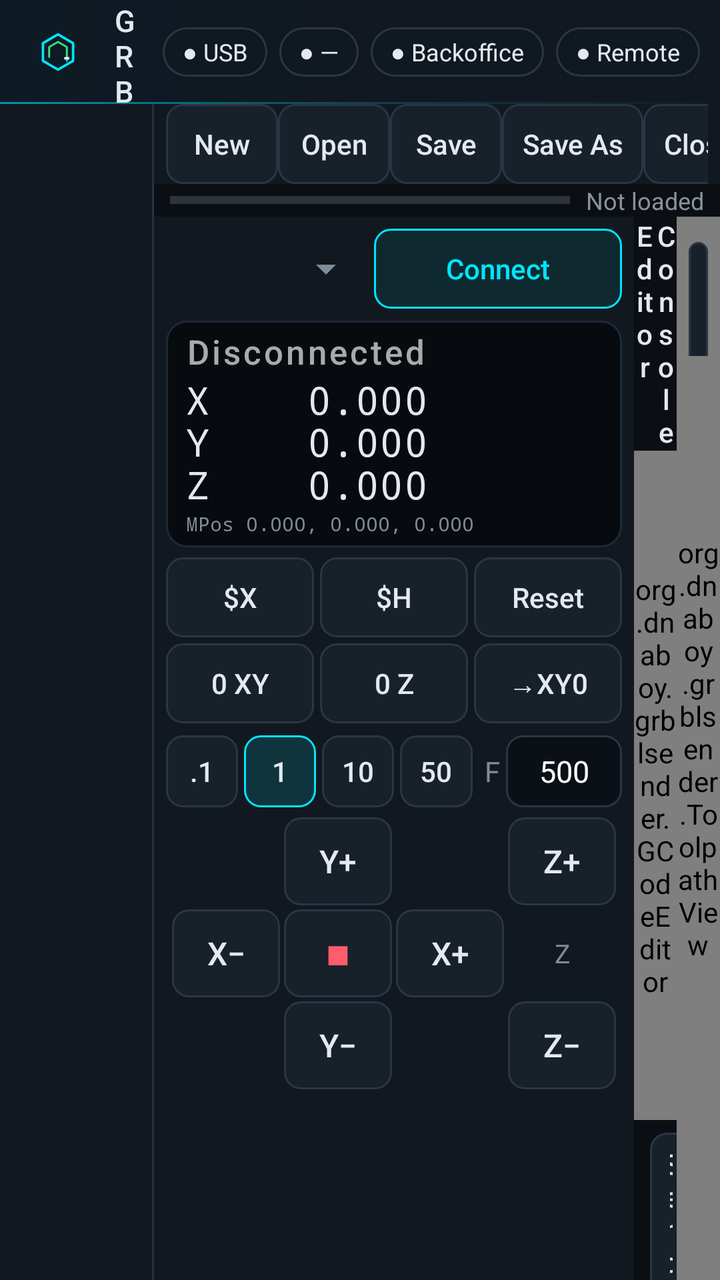
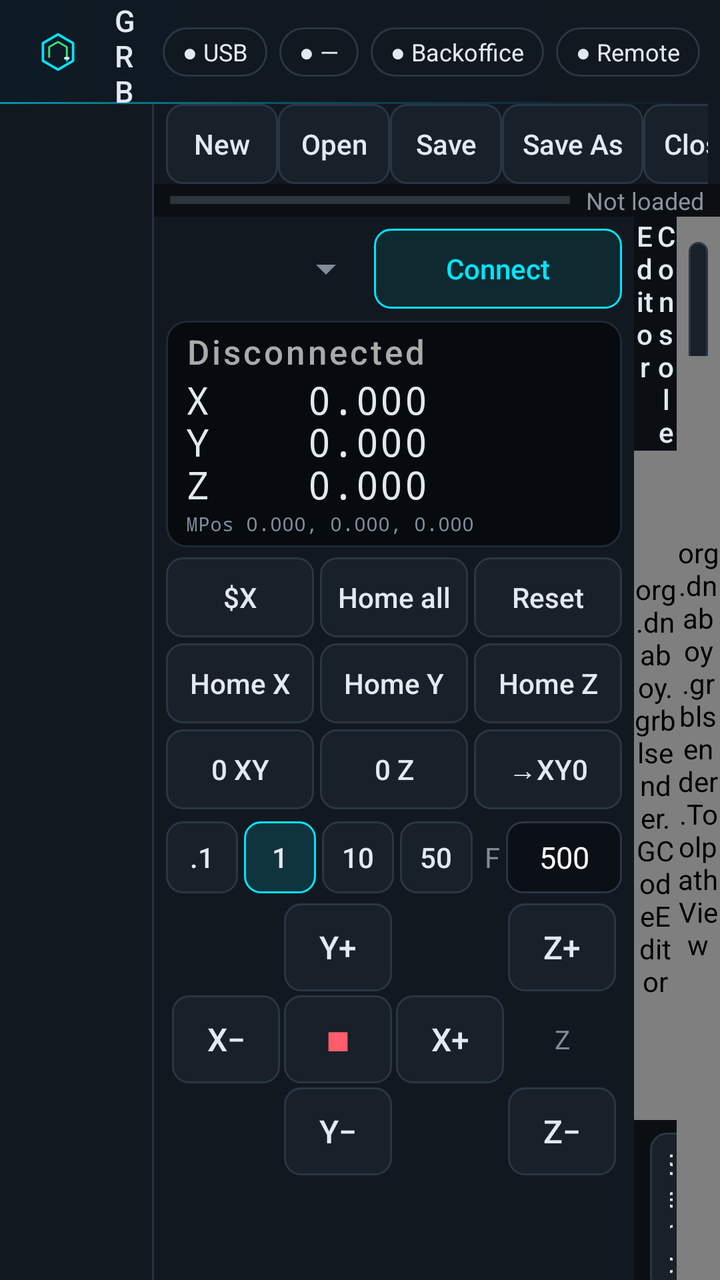

Before-and-after screenshots of an Android layout around one commit, followed by the original layout XML and the change that was made.
<!-- AndroidManifest.xml: application theme AppTheme -->
<!-- res/layout/activity_main.xml -->
<?xml version="1.0" encoding="utf-8"?>
<LinearLayout xmlns:android="http://schemas.android.com/apk/res/android"
    android:layout_width="match_parent"
    android:layout_height="match_parent"
    android:orientation="vertical"
    android:background="@color/bg"
    android:keepScreenOn="true">

    
    <LinearLayout
        android:id="@+id/titleBar"
        android:layout_width="match_parent"
        android:layout_height="52dp"
        android:background="@drawable/titlebar_bg"
        android:gravity="center_vertical"
        android:orientation="horizontal"
        android:paddingStart="12dp"
        android:paddingEnd="10dp">

        <ImageView
            android:layout_width="34dp"
            android:layout_height="34dp"
            android:contentDescription="Grbl Sender"
            android:src="@drawable/ic_launcher_fg"
            android:scaleType="fitCenter" />

        <LinearLayout
            android:layout_width="0dp"
            android:layout_height="wrap_content"
            android:layout_weight="1"
            android:layout_marginStart="10dp"
            android:orientation="vertical">

            <TextView
                android:id="@+id/txtTitle"
                android:layout_width="wrap_content"
                android:layout_height="wrap_content"
                android:fontFamily="sans-serif-medium"
                android:letterSpacing="0.18"
                android:text="GRBL SENDER"
                android:textColor="@color/text"
                android:textSize="15sp" />

            <TextView
                android:id="@+id/txtFile"
                android:layout_width="wrap_content"
                android:layout_height="wrap_content"
                android:ellipsize="middle"
                android:fontFamily="monospace"
                android:maxWidth="360dp"
                android:singleLine="true"
                android:text="No file"
                android:textColor="@color/muted"
                android:textSize="12sp" />
        </LinearLayout>

        <TextView android:id="@+id/chipUsb" style="@style/Chip" android:text="● USB" />
        <TextView android:id="@+id/chipMachine" style="@style/Chip" android:text="● —" />
        <TextView android:id="@+id/chipCloud" style="@style/Chip" android:text="● Backoffice" />
        <TextView android:id="@+id/chipRemote" style="@style/Chip" android:text="● Remote" />
        <TextView android:id="@+id/chipCamera" style="@style/Chip" android:text="● Camera LIVE" android:visibility="gone" />
    </LinearLayout>

    <LinearLayout
        android:layout_width="match_parent"
        android:layout_height="0dp"
        android:layout_weight="1"
        android:orientation="horizontal">

        
        <LinearLayout
            android:id="@+id/navRail"
            android:layout_width="76dp"
            android:layout_height="match_parent"
            android:background="@color/panel"
            android:gravity="center_horizontal"
            android:orientation="vertical"
            android:paddingTop="8dp"
            android:paddingStart="6dp"
            android:paddingEnd="6dp" />

        <View
            android:id="@+id/navDivider"
            android:layout_width="1dp"
            android:layout_height="match_parent"
            android:background="@color/border" />

        <FrameLayout
            android:layout_width="0dp"
            android:layout_height="match_parent"
            android:layout_weight="1">

            
            <LinearLayout
                android:id="@+id/pageControl"
                android:layout_width="match_parent"
                android:layout_height="match_parent"
                android:orientation="vertical">

            
            <LinearLayout
                android:id="@+id/toolbarRow"
                android:layout_width="match_parent"
                android:layout_height="wrap_content"
                android:orientation="horizontal"
                android:gravity="center_vertical"
                android:background="@color/panel"
                android:paddingStart="6dp"
                android:paddingEnd="6dp">

                <HorizontalScrollView
                    android:layout_width="0dp"
                    android:layout_height="wrap_content"
                    android:layout_weight="1"
                    android:scrollbars="none">

                    <LinearLayout
                        android:layout_width="wrap_content"
                        android:layout_height="wrap_content"
                        android:orientation="horizontal">

                        <Button android:id="@+id/btnNew" style="@style/Tb" android:text="New" />
                        <Button android:id="@+id/btnOpen" style="@style/Tb" android:text="Open" />
                        <Button android:id="@+id/btnSave" style="@style/Tb" android:text="Save" />
                        <Button android:id="@+id/btnSaveAs" style="@style/Tb" android:text="Save As" />
                        <Button android:id="@+id/btnClose" style="@style/Tb" android:text="Close" />
                        <View android:layout_width="1dp" android:layout_height="28dp"
                            android:layout_marginStart="6dp" android:layout_marginEnd="6dp" android:background="#3A4048" />
                        <Button android:id="@+id/btnLoad" style="@style/Tb" android:background="@drawable/btn_accent" android:text="⇩ Load" android:textColor="@color/accent" />
                        <Button android:id="@+id/btnRun" style="@style/Tb" android:background="@drawable/btn_run" android:text="▶ Run" android:textColor="@color/ok" />
                        <Button android:id="@+id/btnHold" style="@style/Tb" android:background="@drawable/btn_hold" android:text="❚❚ Hold" android:textColor="@color/warn" />
                        <Button android:id="@+id/btnResume" style="@style/Tb" android:text="Resume" />
                        <Button android:id="@+id/btnStop" style="@style/Tb" android:background="@drawable/btn_stop" android:text="■ Stop" android:textColor="@color/err" />
                    </LinearLayout>
                </HorizontalScrollView>
            </LinearLayout>

            <LinearLayout
                android:id="@+id/progressRow"
                android:layout_width="match_parent"
                android:layout_height="wrap_content"
                android:orientation="horizontal"
                android:gravity="center_vertical"
                android:paddingStart="8dp"
                android:paddingEnd="8dp">

                <ProgressBar
                    android:id="@+id/progress"
                    style="@android:style/Widget.Material.ProgressBar.Horizontal"
                    android:layout_width="0dp"
                    android:layout_height="wrap_content"
                    android:layout_weight="1"
                    android:max="1000" />

                <TextView
                    android:id="@+id/txtJob"
                    android:layout_width="wrap_content"
                    android:layout_height="wrap_content"
                    android:paddingStart="8dp"
                    android:text="Not loaded"
                    android:textColor="#8B939C"
                    android:textSize="12sp" />
            </LinearLayout>

            
            <LinearLayout
                android:layout_width="match_parent"
                android:layout_height="0dp"
                android:layout_weight="1"
                android:orientation="horizontal">

                
                <ScrollView
                    android:id="@+id/leftPanel"
                    android:layout_width="240dp"
                    android:layout_height="match_parent"
                    android:background="@color/panel">

                    <LinearLayout
                        android:layout_width="match_parent"
                        android:layout_height="wrap_content"
                        android:orientation="vertical"
                        android:padding="6dp">

                        <LinearLayout
                            android:layout_width="match_parent"
                            android:layout_height="wrap_content"
                            android:gravity="center_vertical"
                            android:orientation="horizontal">

                            
                            <Spinner
                                android:id="@+id/baud"
                                android:layout_width="104dp"
                                android:layout_height="40dp" />

                            <Button
                                android:id="@+id/btnConnect"
                                style="@style/Btn"
                                android:layout_height="40dp"
                                android:background="@drawable/btn_accent"
                                android:textColor="@color/accent"
                                android:text="Connect" />
                        </LinearLayout>

                        
                        <LinearLayout
                            android:layout_width="match_parent"
                            android:layout_height="wrap_content"
                            android:layout_marginTop="6dp"
                            android:background="@drawable/dro_bg"
                            android:orientation="vertical"
                            android:paddingStart="10dp"
                            android:paddingEnd="8dp"
                            android:paddingTop="4dp"
                            android:paddingBottom="5dp">

                            <TextView
                                android:id="@+id/txtState"
                                android:layout_width="match_parent"
                                android:layout_height="wrap_content"
                                android:fontFamily="sans-serif-medium"
                                android:letterSpacing="0.08"
                                android:singleLine="true"
                                android:text="Disconnected"
                                android:textColor="#AAAAAA"
                                android:textSize="17sp" />

                            <TextView
                                android:id="@+id/txtPos"
                                android:layout_width="match_parent"
                                android:layout_height="wrap_content"
                                android:fontFamily="monospace"
                                android:letterSpacing="0.04"
                                android:lineSpacingMultiplier="0.95"
                                android:text="X    0.000\nY    0.000\nZ    0.000"
                                android:textColor="@color/text"
                                android:textSize="19sp" />

                            <TextView
                                android:id="@+id/txtMPos"
                                android:layout_width="match_parent"
                                android:layout_height="wrap_content"
                                android:fontFamily="monospace"
                                android:singleLine="true"
                                android:text="MPos 0.000, 0.000, 0.000"
                                android:textColor="@color/muted"
                                android:textSize="10sp" />
                        </LinearLayout>

                        <LinearLayout
                            android:layout_width="match_parent"
                            android:layout_height="wrap_content"
                            android:layout_marginTop="5dp"
                            android:orientation="horizontal">

                            <Button android:id="@+id/btnUnlock" style="@style/BtnRow" android:text="$X" />
                            <Button android:id="@+id/btnHome" style="@style/BtnRow" android:text="$H" />
                            <Button android:id="@+id/btnReset" style="@style/BtnRow" android:layout_marginEnd="0dp" android:text="Reset" />
                        </LinearLayout>

                        <LinearLayout
                            android:layout_width="match_parent"
                            android:layout_height="wrap_content"
                            android:orientation="horizontal">

                            <Button android:id="@+id/btnZeroXY" style="@style/BtnRow" android:text="0 XY" />
                            <Button android:id="@+id/btnZeroZ" style="@style/BtnRow" android:text="0 Z" />
                            <Button android:id="@+id/btnGoZero" style="@style/BtnRow" android:layout_marginEnd="0dp" android:text="→XY0" />
                        </LinearLayout>

                        
                        <LinearLayout
                            android:layout_width="match_parent"
                            android:layout_height="wrap_content"
                            android:layout_marginTop="3dp"
                            android:gravity="center_vertical"
                            android:orientation="horizontal">

                            <RadioGroup
                                android:id="@+id/stepGroup"
                                android:layout_width="0dp"
                                android:layout_height="wrap_content"
                                android:layout_weight="1"
                                android:orientation="horizontal">

                                <RadioButton android:id="@+id/s01" style="@style/Seg" android:text=".1" />
                                <RadioButton android:id="@+id/s1" style="@style/Seg" android:text="1" android:checked="true" />
                                <RadioButton android:id="@+id/s10" style="@style/Seg" android:text="10" />
                                <RadioButton android:id="@+id/s50" style="@style/Seg" android:text="50" />
                            </RadioGroup>

                            <TextView
                                android:layout_width="wrap_content"
                                android:layout_height="wrap_content"
                                android:paddingStart="3dp"
                                android:paddingEnd="3dp"
                                android:text="F"
                                android:textColor="@color/muted" />

                            <EditText
                                android:id="@+id/jogFeed"
                                android:layout_width="58dp"
                                android:layout_height="36dp"
                                android:background="@drawable/input_bg"
                                android:gravity="center"
                                android:inputType="number"
                                android:paddingStart="4dp"
                                android:paddingEnd="4dp"
                                android:selectAllOnFocus="true"
                                android:text="500"
                                android:textColor="#FFFFFF"
                                android:textSize="15sp" />
                        </LinearLayout>

                        <GridLayout
                            android:layout_width="wrap_content"
                            android:layout_height="wrap_content"
                            android:layout_gravity="center_horizontal"
                            android:layout_marginTop="4dp"
                            android:columnCount="4"
                            android:rowCount="3">

                            <Space android:layout_width="56dp" android:layout_height="46dp" />
                            <Button android:id="@+id/jYp" style="@style/Jog" android:text="Y+" />
                            <Space android:layout_width="56dp" android:layout_height="46dp" />
                            <Button android:id="@+id/jZp" style="@style/Jog" android:text="Z+" />

                            <Button android:id="@+id/jXm" style="@style/Jog" android:text="X−" />
                            <Button android:id="@+id/jStop" style="@style/Jog" android:contentDescription="Cancel jog" android:text="■" android:textColor="@color/err" />
                            <Button android:id="@+id/jXp" style="@style/Jog" android:text="X+" />
                            <TextView android:layout_width="56dp" android:layout_height="46dp" android:gravity="center" android:text="Z" android:textColor="@color/muted" android:textSize="13sp" />

                            <Space android:layout_width="56dp" android:layout_height="46dp" />
                            <Button android:id="@+id/jYm" style="@style/Jog" android:text="Y−" />
                            <Space android:layout_width="56dp" android:layout_height="46dp" />
                            <Button android:id="@+id/jZm" style="@style/Jog" android:text="Z−" />
                        </GridLayout>
                    </LinearLayout>
                </ScrollView>

                
                <LinearLayout
                    android:id="@+id/middlePanel"
                    android:layout_width="0dp"
                    android:layout_height="match_parent"
                    android:layout_weight="1"
                    android:orientation="vertical">

                    <LinearLayout
                        android:layout_width="match_parent"
                        android:layout_height="wrap_content"
                        android:orientation="horizontal">

                        <Button android:id="@+id/tabEditor" style="@style/Tab" android:text="Editor" />
                        <Button android:id="@+id/tabConsole" style="@style/Tab" android:text="Console" />
                    </LinearLayout>

                    <FrameLayout
                        android:layout_width="match_parent"
                        android:layout_height="0dp"
                        android:layout_weight="1">

                        <org.dnaboy.grblsender.GCodeEditor
                            android:id="@+id/editor"
                            android:layout_width="match_parent"
                            android:layout_height="match_parent" />

                        <org.dnaboy.grblsender.GCodeViewer
                            android:id="@+id/viewer"
                            android:layout_width="match_parent"
                            android:layout_height="match_parent"
                            android:visibility="gone" />

                        <ScrollView
                            android:id="@+id/logScroll"
                            android:layout_width="match_parent"
                            android:layout_height="match_parent"
                            android:background="#070A0E"
                            android:padding="4dp"
                            android:visibility="gone">

                            <TextView
                                android:id="@+id/txtLog"
                                android:layout_width="match_parent"
                                android:layout_height="wrap_content"
                                android:fontFamily="monospace"
                                android:textSize="12sp"
                                android:textColor="#B9E3B9"
                                android:textIsSelectable="true" />
                        </ScrollView>
                    </FrameLayout>

                    <LinearLayout
                        android:layout_width="match_parent"
                        android:layout_height="wrap_content"
                        android:orientation="horizontal">

                        <EditText
                            android:id="@+id/cmdInput"
                            android:background="@drawable/input_bg"
                            android:padding="8dp"
                            android:layout_margin="4dp"
                            android:fontFamily="monospace"
                            android:layout_width="0dp"
                            android:layout_height="wrap_content"
                            android:layout_weight="1"
                            android:hint="G-code or $ command"
                            android:imeOptions="actionSend"
                            android:inputType="textCapCharacters|textNoSuggestions"
                            android:singleLine="true"
                            android:textColor="#FFFFFF"
                            android:textColorHint="#777777" />

                        <Button
                            android:id="@+id/btnSend"
                            style="@style/Tb"
                            android:text="Send" />

                        <Button
                            android:id="@+id/btnSettings"
                            style="@style/Tb"
                            android:text="$$" />
                    </LinearLayout>
                </LinearLayout>

                
                <FrameLayout
                    android:layout_width="0dp"
                    android:layout_height="match_parent"
                    android:layout_weight="1">

                    <org.dnaboy.grblsender.ToolpathView
                        android:id="@+id/preview"
                        android:layout_width="match_parent"
                        android:layout_height="match_parent" />

                    <LinearLayout
                        android:layout_width="wrap_content"
                        android:layout_height="wrap_content"
                        android:layout_gravity="top|end"
                        android:layout_margin="6dp"
                        android:orientation="horizontal">

                        <Button
                            android:id="@+id/btnFit"
                            style="@style/Tb"
                            android:text="Fit" />

                        <Button
                            android:id="@+id/btnFull"
                            style="@style/Tb"
                            android:minWidth="48dp"
                            android:textSize="20sp"
                            android:contentDescription="Full screen preview"
                            android:text="⛶" />
                    </LinearLayout>

                    
                    <LinearLayout
                        android:id="@+id/fullControls"
                        android:layout_width="wrap_content"
                        android:layout_height="wrap_content"
                        android:layout_gravity="bottom|end"
                        android:layout_marginEnd="8dp"
                        android:layout_marginBottom="28dp"
                        android:orientation="horizontal"
                        android:visibility="gone">

                        <TextView
                            android:id="@+id/fullState"
                            android:layout_width="wrap_content"
                            android:layout_height="wrap_content"
                            android:layout_gravity="center_vertical"
                            android:background="#CC0B0F14"
                            android:padding="8dp"
                            android:textColor="@color/text"
                            android:textSize="15sp"
                            android:textStyle="bold" />

                        <Button android:id="@+id/fullHold" style="@style/Tb" android:background="@drawable/btn_hold" android:text="❚❚ Hold" android:textColor="@color/warn" />
                        <Button android:id="@+id/fullResume" style="@style/Tb" android:text="Resume" />
                        <Button android:id="@+id/fullStop" style="@style/Tb" android:background="@drawable/btn_stop" android:text="■ Stop" android:textColor="@color/err" />
                    </LinearLayout>
                </FrameLayout>
            </LinearLayout>
            </LinearLayout>

            
            <FrameLayout
                android:id="@+id/pageSettings"
                android:layout_width="match_parent"
                android:layout_height="match_parent"
                android:visibility="gone" />
        </FrameLayout>
    </LinearLayout>
</LinearLayout>
<!-- resources referenced by this layout -->
<resources>
  <color name="accent">#00E5FF</color>
  <color name="bg">#0B0F14</color>
  <color name="border">#263240</color>
  <color name="err">#FF5C6C</color>
  <color name="muted">#7F8C99</color>
  <color name="ok">#3DDC84</color>
  <color name="panel">#121820</color>
  <color name="text">#E3E9F0</color>
  <color name="warn">#FFC040</color>
  <!-- drawable dro_bg (drawable) -->
  <?xml version="1.0" encoding="utf-8"?>
  <shape xmlns:android="http://schemas.android.com/apk/res/android" android:shape="rectangle">
      <corners android:radius="10dp" />
      <solid android:color="#070A0E" />
      <stroke android:width="1dp" android:color="#1E2A36" />
  </shape>
  <!-- drawable input_bg (drawable) -->
  <?xml version="1.0" encoding="utf-8"?>
  <shape xmlns:android="http://schemas.android.com/apk/res/android" android:shape="rectangle">
      <corners android:radius="8dp" />
      <solid android:color="#0B1016" />
      <stroke android:width="1dp" android:color="#2A3644" />
  </shape>
  <style name="Btn">
          <item name="android:layout_width">0dp</item>
          <item name="android:layout_height">wrap_content</item>
          <item name="android:layout_weight">1</item>
          <item name="android:textAllCaps">false</item>
          <item name="android:minWidth">0dp</item>
          <item name="android:paddingStart">2dp</item>
          <item name="android:paddingEnd">2dp</item>
      </style>
  <style name="BtnRow" parent="Btn">
          <item name="android:layout_height">40dp</item>
          <item name="android:layout_marginEnd">3dp</item>
          <item name="android:layout_marginBottom">3dp</item>
      </style>
  <style name="Jog">
          <item name="android:layout_width">54dp</item>
          <item name="android:layout_height">44dp</item>
          <item name="android:layout_margin">1dp</item>
          <item name="android:textSize">16sp</item>
          <item name="android:textAllCaps">false</item>
          <item name="android:minWidth">0dp</item>
          <item name="android:padding">0dp</item>
      </style>
  <style name="Tab">
          <item name="android:background">@android:color/transparent</item>
          <item name="android:layout_width">0dp</item>
          <item name="android:layout_height">wrap_content</item>
          <item name="android:layout_weight">1</item>
          <item name="android:textAllCaps">false</item>
          <item name="android:minHeight">36dp</item>
      </style>
  <!-- drawable chip_bg (drawable) -->
  <?xml version="1.0" encoding="utf-8"?>
  <shape xmlns:android="http://schemas.android.com/apk/res/android" android:shape="rectangle">
      <corners android:radius="14dp" />
      <solid android:color="#101820" />
      <stroke android:width="1dp" android:color="#2A3644" />
  </shape>
  <style name="TechButton" parent="@android:style/Widget.Material.Button">
          <item name="android:background">@drawable/btn_tech</item>
          <item name="android:textColor">@color/text</item>
          <item name="android:textAllCaps">false</item>
          <item name="android:stateListAnimator">@null</item>
          <item name="android:minHeight">40dp</item>
          <item name="android:fontFamily">sans-serif-medium</item>
      </style>
  <style name="TechDialog" parent="@android:style/Theme.Material.Dialog.Alert">
          <item name="android:colorAccent">@color/accent</item>
          <item name="android:windowBackground">@drawable/dialog_bg</item>
          <item name="android:textColorPrimary">@color/text</item>
      </style>
  <!-- drawable dialog_bg (drawable) -->
  <?xml version="1.0" encoding="utf-8"?>
  <inset xmlns:android="http://schemas.android.com/apk/res/android" android:inset="16dp">
      <shape android:shape="rectangle">
          <corners android:radius="14dp" />
          <solid android:color="#121820" />
          <stroke android:width="1dp" android:color="#2A3A4C" />
      </shape>
  </inset>
  <!-- unchanged entries left out for length: 12 -->
</resources>

<!-- the commit's change to res/layout/activity_main.xml (unified diff, before → after) -->
@@ -255,8 +255,19 @@
                             android:orientation="horizontal">
 
                             <Button android:id="@+id/btnUnlock" style="@style/BtnRow" android:text="$X" />
-                            <Button android:id="@+id/btnHome" style="@style/BtnRow" android:text="$H" />
+                            <Button android:id="@+id/btnHome" style="@style/BtnRow" android:text="Home all" />
                             <Button android:id="@+id/btnReset" style="@style/BtnRow" android:layout_marginEnd="0dp" android:text="Reset" />
+                        </LinearLayout>
+
+                        
+                        <LinearLayout
+                            android:layout_width="match_parent"
+                            android:layout_height="wrap_content"
+                            android:orientation="horizontal">
+
+                            <Button android:id="@+id/btnHomeX" style="@style/BtnRow" android:text="Home X" />
+                            <Button android:id="@+id/btnHomeY" style="@style/BtnRow" android:text="Home Y" />
+                            <Button android:id="@+id/btnHomeZ" style="@style/BtnRow" android:layout_marginEnd="0dp" android:text="Home Z" />
                         </LinearLayout>
 
                         <LinearLayout
